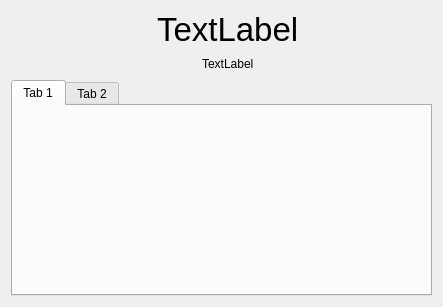
This is src/aboutdialog.ui in alexcrack/qetchosts as Qt 5 draws it before an edit. The edited form follows.
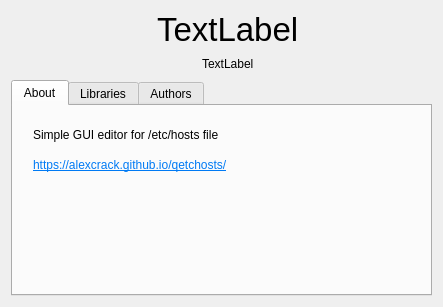
This is the edited form. Icons and pictures are not drawn.

Commit message: feat(about): fill up about window

What changed in the file:
```diff
--- a/src/aboutdialog.ui
+++ b/src/aboutdialog.ui
@@ -136,12 +136,75 @@
     <widget class="QTabWidget" name="tabWidget">
      <widget class="QWidget" name="tab">
       <attribute name="title">
-       <string>Tab 1</string>
+       <string>About</string>
       </attribute>
+      <widget class="QLabel" name="label">
+       <property name="geometry">
+        <rect>
+         <x>20</x>
+         <y>20</y>
+         <width>261</width>
+         <height>18</height>
+        </rect>
+       </property>
+       <property name="text">
+        <string>Simple GUI editor for /etc/hosts file</string>
+       </property>
+      </widget>
+      <widget class="QLabel" name="label_2">
+       <property name="geometry">
+        <rect>
+         <x>20</x>
+         <y>50</y>
+         <width>291</width>
+         <height>18</height>
+        </rect>
+       </property>
+       <property name="text">
+        <string notr="true">&lt;html&gt;&lt;head/&gt;&lt;body&gt;&lt;p&gt;&lt;a href=&quot;https://alexcrack.github.io/qetchosts/&quot;&gt;&lt;span style=&quot; text-decoration: underline; color:#007af4;&quot;&gt;https://alexcrack.github.io/qetchosts/&lt;/span&gt;&lt;/a&gt;&lt;/p&gt;&lt;/body&gt;&lt;/html&gt;</string>
+       </property>
+       <property name="textFormat">
+        <enum>Qt::RichText</enum>
+       </property>
+       <property name="textInteractionFlags">
+        <set>Qt::TextBrowserInteraction</set>
+       </property>
+      </widget>
+     </widget>
+     <widget class="QWidget" name="libs">
+      <attribute name="title">
+       <string>Libraries</string>
+      </attribute>
+      <layout class="QVBoxLayout" name="verticalLayout_3">
+       <item>
+        <widget class="QLabel" name="label_3">
+         <property name="text">
+          <string>&lt;html&gt;
+&lt;head/&gt;
+&lt;body&gt;
+&lt;ul&gt;
+&lt;li&gt;Qt&lt;/li&gt;
+&lt;li&gt;Icons 8&lt;/li&gt;
+&lt;/ul&gt;
+&lt;/body&gt;
+&lt;/html&gt;</string>
+         </property>
+         <property name="textFormat">
+          <enum>Qt::RichText</enum>
+         </property>
+         <property name="alignment">
+          <set>Qt::AlignLeading|Qt::AlignLeft|Qt::AlignTop</set>
+         </property>
+         <property name="textInteractionFlags">
+          <set>Qt::TextBrowserInteraction</set>
+         </property>
+        </widget>
+       </item>
+      </layout>
      </widget>
      <widget class="QWidget" name="tab_2">
       <attribute name="title">
-       <string>Tab 2</string>
+       <string>Authors</string>
       </attribute>
      </widget>
     </widget>
```
Left out of the diff: 18 changed lines with no effect on the pictures.
